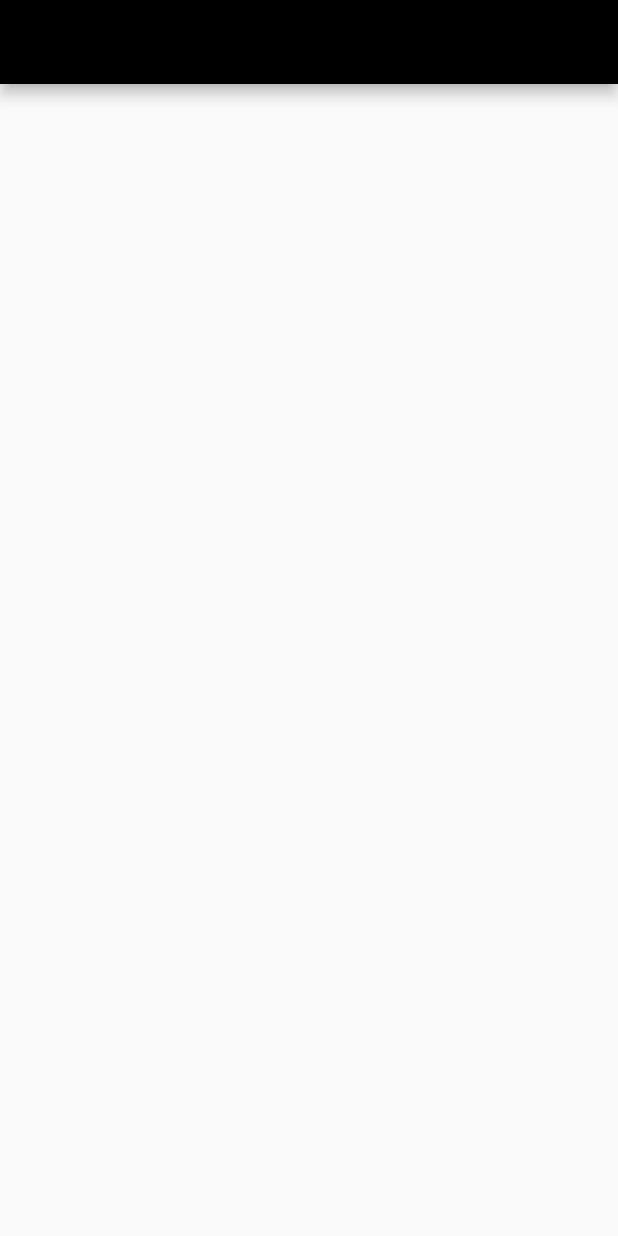
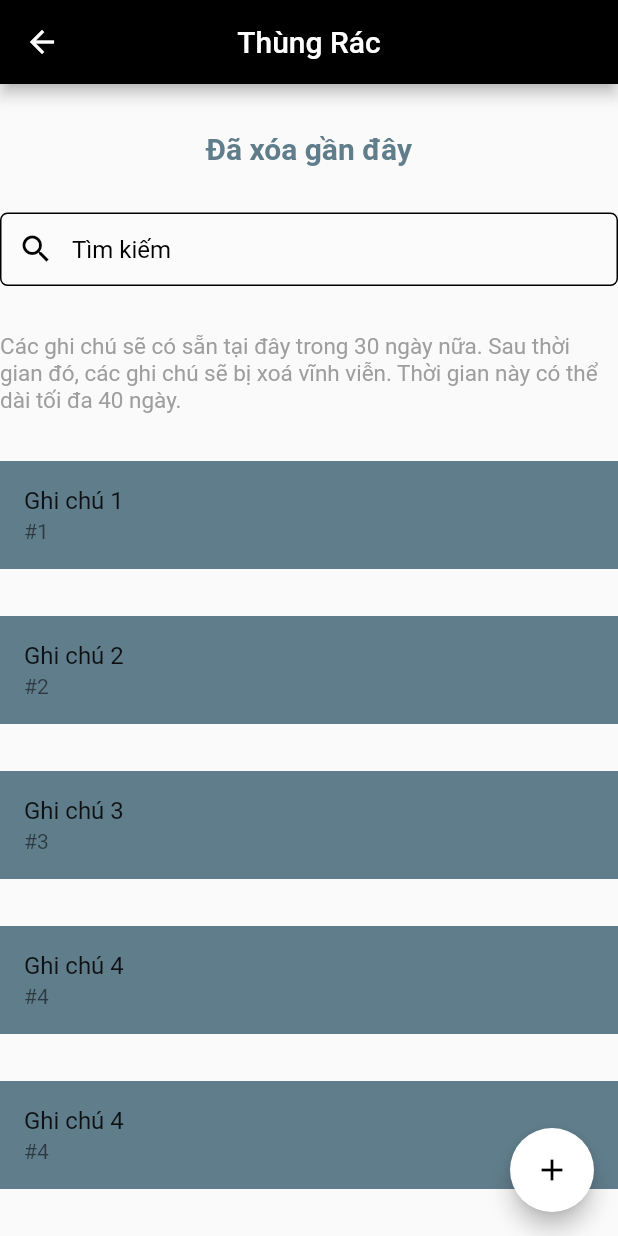
Before and after one commit to quynhtram01/Note-App, a Flutter app: the ThungRac screen opened directly, on a phone screen of 412 x 824 dp. Run offline on Flutter 3.47's test engine with Material 2 defaults, Android fonts, the phone set to English and light mode, and no system bars; our stand-ins replace avatar_glow, speech_to_text; missing offline and left inert: highlight_text; network calls fail.

Commit message:
Update ThungRac.dart

```diff
--- a/lib/contents/ThungRac.dart
+++ b/lib/contents/ThungRac.dart
@@ -1,14 +1,14 @@
 import 'package:flutter/cupertino.dart';
 import 'package:flutter/material.dart';
-
+import 'Note.dart';
 class ThungRac extends StatefulWidget {
   const ThungRac({Key? key}) : super(key: key);
 
   @override
   State<ThungRac> createState() => _ThungRacState();
 }
-
 class _ThungRacState extends State<ThungRac> {
+  get icon => null;
   @override
   Widget build(BuildContext context) {
     return Scaffold(
@@ -16,7 +16,88 @@ class _ThungRacState extends State<ThungRac> {
         title: Text('Thùng Rác'),
         centerTitle: true,
         backgroundColor: Colors.black,
+        foregroundColor: Colors.white,
       ),
+      body: Center(
+        child: Column(
+          mainAxisAlignment: MainAxisAlignment.spaceEvenly,
+          children: <Widget>[
+            const Text(
+              'Đã xóa gần đây',
+              style: TextStyle(
+              color: Colors.blueGrey,
+              fontSize: 20,
+              fontWeight: FontWeight.bold,)
+            ),
+            TextField(
+                style: TextStyle(color: Colors.black),
+                decoration: InputDecoration(
+                contentPadding: EdgeInsets.symmetric(horizontal: 20, vertical: 15),
+                hintText: 'Tìm kiếm',
+                hintStyle: TextStyle(color: Colors.black),
+                prefixIcon: Icon(Icons.search, color: Colors.black),
+                filled: true,
+                fillColor: Colors.white12,
+                enabledBorder: OutlineInputBorder(
+                borderRadius: BorderRadius.circular(5),
+                borderSide: BorderSide(color: Colors.black),
+            ),
+                ),
+            ),
+            const Text(
+                'Các ghi chú sẽ có sẵn tại đây trong 30 ngày nữa. Sau thời gian '
+                    'đó, các ghi chú sẽ bị xoá vĩnh viễn. Thời gian này có thể dài '
+                    'tối đa 40 ngày.',
+                style: TextStyle(
+                  color: Colors.grey,
+                  fontSize: 15,
+                  )
+            ),
+            ListTile(
+              leading: icon,
+              title: Text("Ghi chú 1"),
+              subtitle: Text("#1"),
+              trailing: icon,
+              tileColor: Colors.blueGrey,
+            ),
+            ListTile(
+              leading: icon,
+              title: Text("Ghi chú 2"),
+              subtitle: Text("#2"),
+              trailing: icon,
+              tileColor: Colors.blueGrey,
+            ),
+            ListTile(
+              leading: icon,
+              title: Text("Ghi chú 3"),
+              subtitle: Text("#3"),
+              trailing: icon,
+              tileColor: Colors.blueGrey,
+            ),
+            ListTile(
+              leading: icon,
+              title: Text("Ghi chú 4"),
+              subtitle: Text("#4"),
+              trailing: icon,
+              tileColor: Colors.blueGrey,
+            ),
+            ListTile(
+              leading: icon,
+              title: Text("Ghi chú 4"),
+              subtitle: Text("#4"),
+              trailing: icon,
+              tileColor: Colors.blueGrey,
+            ),
+          ],
+        ),
+      ),
+              floatingActionButton: FloatingActionButton(
+                child: Icon(Icons.add),
+                splashColor: Colors.black12,
+                backgroundColor: Colors.white,
+                onPressed: () {Navigator.push( context,  MaterialPageRoute(builder: (context) => const Note()),);},
+                tooltip: 'Thêm một ghi chú mới',
+  ),
     );
   }
 }
```
